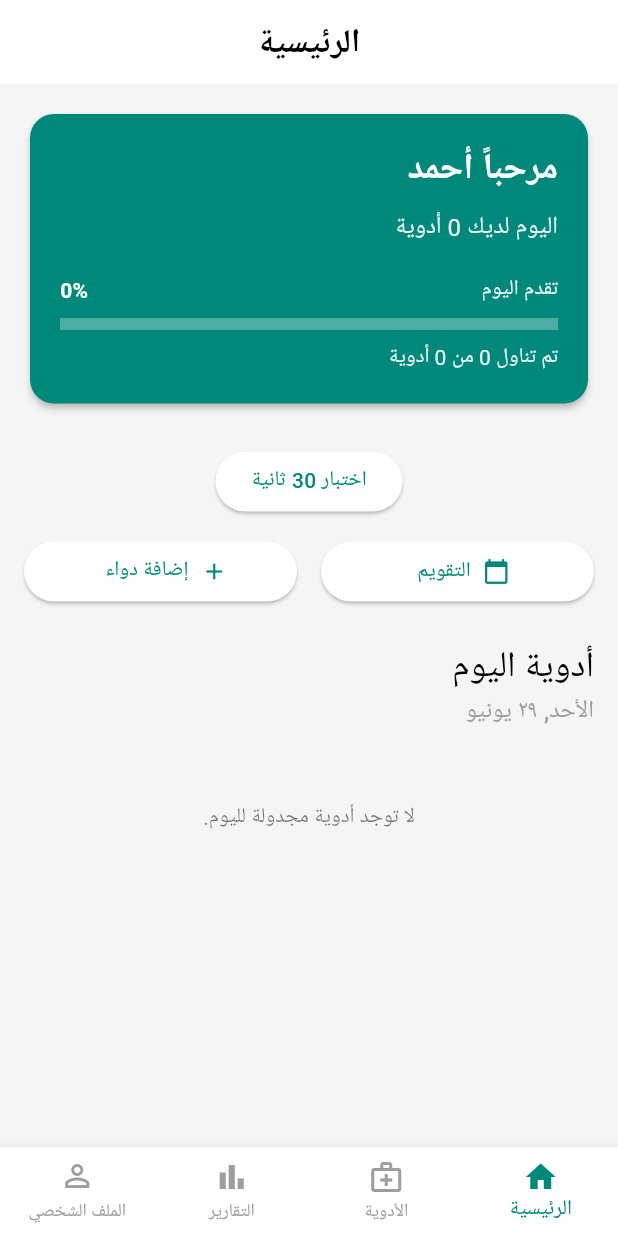
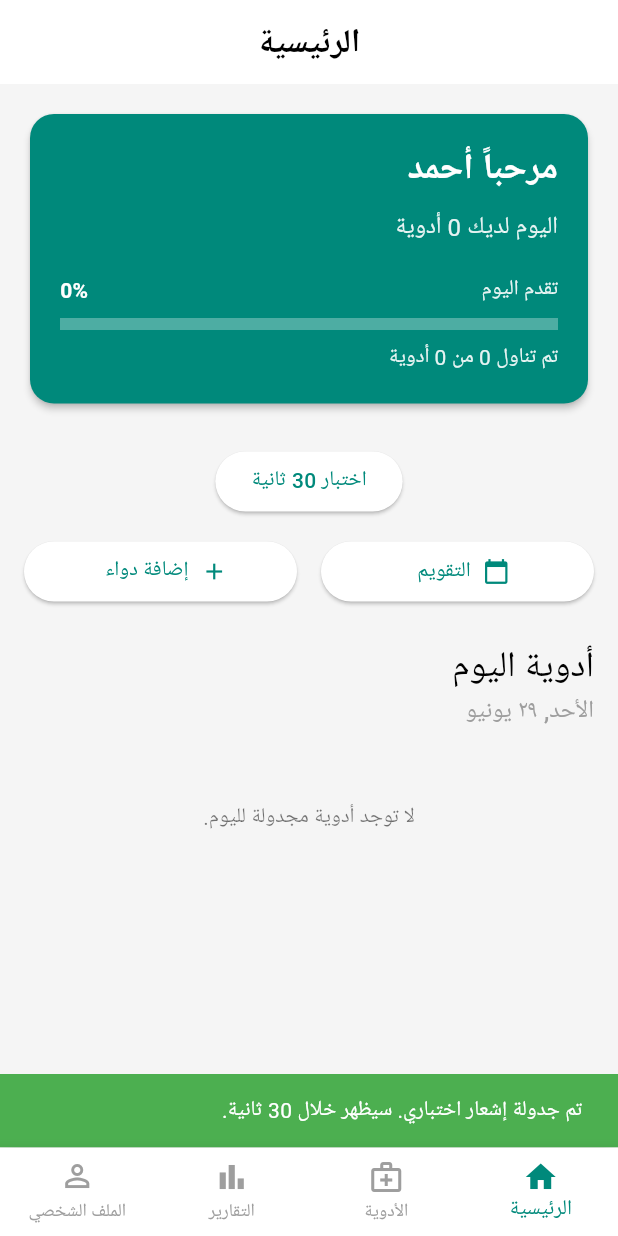
Before and after one commit to ahmedma7goub/medication-reminder-app, a Flutter app: the screen it shows after launch, after a tap on "اختبار 30 ثانية", on a phone screen of 412 x 824 dp. Run offline on Flutter 3.47's test engine with Material 3 defaults, Android fonts, the phone set to English and light mode, and no system bars; our stand-ins replace flutter_local_notifications, flutter_timezone, permission_handler, shared_preferences, sqflite, timezone; accounts and stored records are empty; network calls fail; Roboto replaces fonts that are missing (Cairo); statements that could not run were skipped.

Commit message:
feat: implement comprehensive notification and permission fix

```diff
--- a/lib/main.dart
+++ b/lib/main.dart
@@ -77,46 +77,64 @@ class _MainNavigationScreenState extends State<MainNavigationScreen> {
   }
 
   Future<void> _checkPermissions() async {
-    final notificationStatus = await Permission.notification.status;
-    final alarmStatus = await Permission.scheduleExactAlarm.status;
+    // Use a short delay to ensure the UI is ready before showing dialogs
+    await Future.delayed(const Duration(milliseconds: 500));
 
-    if (notificationStatus.isDenied || alarmStatus.isDenied) {
+    // 1. Check Notification Permission (Android 13+)
+    if (await Permission.notification.isDenied) {
+      await _showPermissionDialog(
+        'إذن الإشعارات',
+        'نحتاج إذن الإشعارات لنتمكن من إرسال تذكيرات الأدوية لك.',
+        Permission.notification,
+      );
+    }
+
+    // 2. Check Exact Alarm Permission (Android 12+)
+    if (await Permission.scheduleExactAlarm.isDenied) {
+      await _showPermissionDialog(
+        'إذن التنبيهات الدقيقة',
+        'نحتاج هذا الإذن لضمان وصول تذكيراتك في الوقت المحدد بالضبط، حتى لو كان التطبيق مغلقًا.',
+        Permission.scheduleExactAlarm,
+      );
+    }
+
+    // 3. Check Battery Optimization Permission
+    if (!await Permission.ignoreBatteryOptimizations.isGranted) {
+      await _showPermissionDialog(
+        'تجاوز تحسينات البطارية',
+        'لضمان عدم تأخير أو منع التذكيرات بسبب وضع توفير الطاقة في جهازك، يرجى السماح للتطبيق بالعمل في الخلفية.',
+        Permission.ignoreBatteryOptimizations,
+      );
+    }
+  }
+
+  Future<void> _showPermissionDialog(String title, String content, Permission permission) async {
+    if (!mounted) return;
+
     await showDialog(
       context: context,
       barrierDismissible: false,
       builder: (BuildContext context) => AlertDialog(
-          title: const Text('إذن مهم مطلوب'),
-          content: const Text(
-            'يحتاج التطبيق إلى إذن الإشعارات والإنذارات ليرسل لك تذكيرات الأدوية في الوقت المناسب. يرجى تمكين هذه الأذونات.',
-          ),
+        title: Text(title),
+        content: Text(content),
         actions: <Widget>[
           TextButton(
-              child: const Text('طلب الإذن'),
+            child: const Text('لاحقاً'),
+            onPressed: () => Navigator.of(context).pop(),
+          ),
+          TextButton(
+            child: const Text('منح الإذن'),
             onPressed: () async {
               Navigator.of(context).pop();
-                await [Permission.notification, Permission.scheduleExactAlarm].request();
-              },
-            ),
-            TextButton(
-              child: const Text('فتح الإعدادات'),
-              onPressed: () {
-                Navigator.of(context).pop();
-                openAppSettings();
+              final status = await permission.request();
+              if (status.isPermanentlyDenied) {
+                await openAppSettings();
+              }
             },
           ),
         ],
       ),
     );
-    } else if (notificationStatus.isPermanentlyDenied || alarmStatus.isPermanentlyDenied) {
-        await showDialog(
-            context: context,
-            builder: (context) => AlertDialog(
-                title: const Text("الإذن مطلوب"),
-                content: const Text("لقد رفضت الإذن بشكل دائم. يرجى الانتقال إلى إعدادات التطبيق لتمكينه."),
-                actions: [TextButton(onPressed: (){ Navigator.of(context).pop(); openAppSettings();}, child: const Text("فتح الإعدادات"))],
-            ),
-        );
-    }
   }
 
   void _onItemTapped(int index) {
--- a/lib/screens/home_screen.dart
+++ b/lib/screens/home_screen.dart
@@ -152,7 +152,15 @@ class _HomeScreenState extends State<HomeScreen> {
                   UILocalNotificationDateInterpretation.absoluteTime,
               androidAllowWhileIdle: true,
             );
-            debugPrint('🔔 تم جدولة الاختبار لـ $now');
+            // Show a confirmation message to the user
+            if (mounted) {
+              ScaffoldMessenger.of(context).showSnackBar(
+                const SnackBar(
+                  content: Text('تم جدولة إشعار اختباري. سيظهر خلال 30 ثانية.'),
+                  backgroundColor: Colors.green,
+                ),
+              );
+            }
           },
         ),
         const SizedBox(height: 12),
--- a/lib/services/notification_service.dart
+++ b/lib/services/notification_service.dart
@@ -22,10 +22,16 @@ class NotificationService {
   static const AndroidNotificationChannel channel = AndroidNotificationChannel(
     'medicine_channel_id', // id must match when scheduling
     'Medicine Reminders', // title
-    description: 'Channel for medicine reminder notifications',
+    description: 'Channel for critical medicine reminder notifications.',
     importance: Importance.max,
     playSound: true,
     enableVibration: true,
+    enableLights: true,
+    ledColor: Colors.cyan,
+    ledOnMs: 1000,
+    ledOffMs: 500,
+    vibrationPattern: Int64List.fromList([0, 1000, 500, 2000]), // Vibrate for 1s, pause 0.5s, vibrate 2s
+    bypassDnd: true, // Allow to bypass 'Do Not Disturb' mode
   );
 
   Future<void> init() async {
```
Also changed, not shown: 1 other file. Lines whose indentation alone changed are shown as unchanged.
